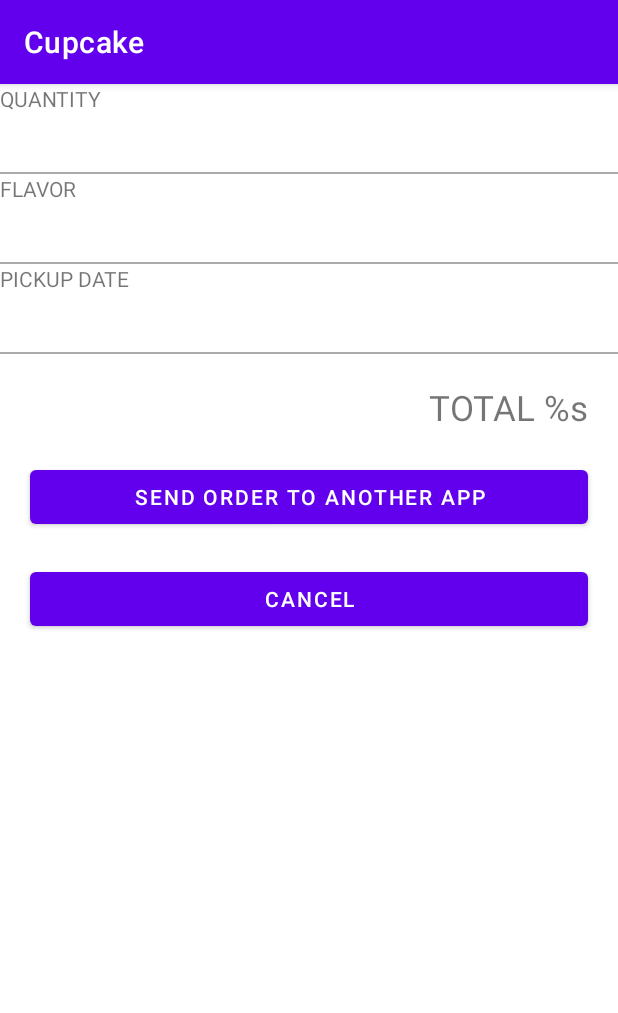
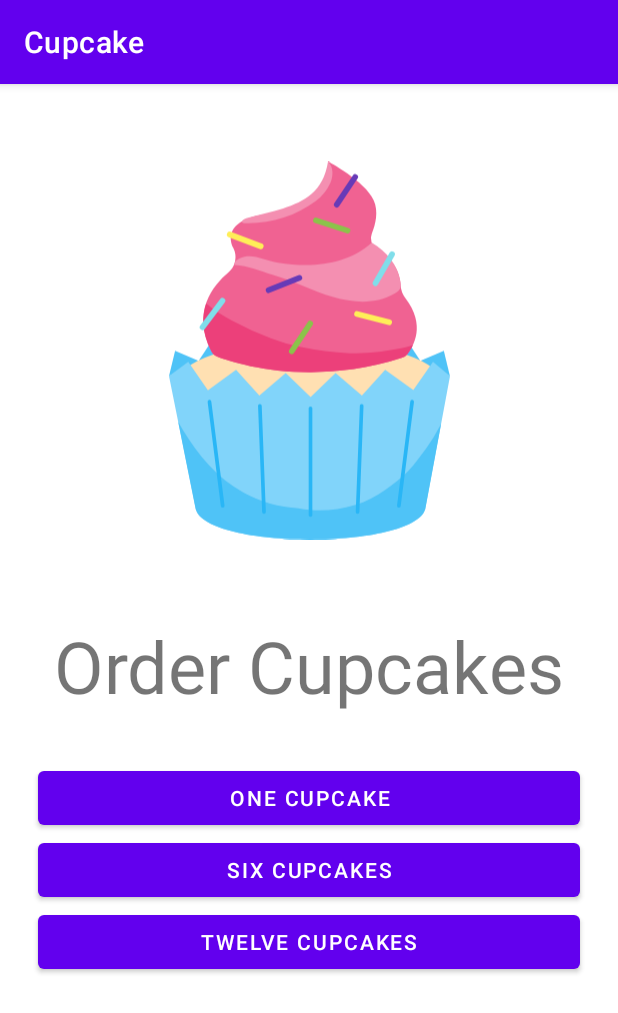
Before and after one commit to gogamid/Cupcake, an Android app: the screen it shows after launch (MainActivity), on a phone screen of 412 x 824 dp. Shown: the top 1013 px of the screen. Run offline under Robolectric (Android 15) with nearby library versions, the phone set to English and light mode, and no system bars.

Commit message:
feat: use navigation graph

```diff
--- a/app/build.gradle
+++ b/app/build.gradle
@@ -37,6 +37,8 @@ dependencies {
     implementation 'androidx.appcompat:appcompat:1.4.1'
     implementation 'com.google.android.material:material:1.6.0'
     implementation 'androidx.constraintlayout:constraintlayout:2.1.3'
+    implementation 'androidx.navigation:navigation-fragment-ktx:2.4.2'
+    implementation 'androidx.navigation:navigation-ui-ktx:2.4.2'
     testImplementation 'junit:junit:4.13.2'
     androidTestImplementation 'androidx.test.ext:junit:1.1.3'
     androidTestImplementation 'androidx.test.espresso:espresso-core:3.4.0'
--- a/app/src/main/java/com/example/cupcake/fragments/MainFragment.kt
+++ b/app/src/main/java/com/example/cupcake/fragments/MainFragment.kt
@@ -1,9 +1,11 @@
 package com.example.cupcake.fragments
 
 import android.os.Bundle
+import android.util.Log
 import android.view.LayoutInflater
 import android.view.View
 import android.view.ViewGroup
+import android.widget.Button
 import androidx.fragment.app.Fragment
 import com.example.cupcake.R
 
@@ -15,4 +17,14 @@ class MainFragment : Fragment() {
     // Inflate the layout for this fragment
     return inflater.inflate(R.layout.fragment_main, container, false)
   }
+
+  override fun onViewCreated(view: View, savedInstanceState: Bundle?) {
+    view.findViewById<Button>(R.id.one_cupcake).setOnClickListener { orderCupcake(1) }
+    view.findViewById<Button>(R.id.six_cupcakes).setOnClickListener { orderCupcake(6) }
+    view.findViewById<Button>(R.id.twelve_cupcakes).setOnClickListener { orderCupcake(12) }
+  }
+
+  private fun orderCupcake(quantity: Int) {
+    Log.d("test", "Quantity $quantity")
+  }
 }
--- a/app/src/main/res/layout/activity_main.xml
+++ b/app/src/main/res/layout/activity_main.xml
@@ -1,5 +1,6 @@
 <?xml version="1.0" encoding="utf-8"?>
 <FrameLayout xmlns:android="http://schemas.android.com/apk/res/android"
+    xmlns:app="http://schemas.android.com/apk/res-auto"
     xmlns:tools="http://schemas.android.com/tools"
     android:layout_width="match_parent"
     android:layout_height="match_parent"
@@ -7,8 +8,10 @@
 
 
     <androidx.fragment.app.FragmentContainerView
-        android:id="@+id/fragmentContainerView"
-        android:name="com.example.cupcake.fragments.SummaryFragment"
+        android:id="@+id/nav_host_fragment"
+        android:name="androidx.navigation.fragment.NavHostFragment"
         android:layout_width="match_parent"
-        android:layout_height="match_parent" />
+        android:layout_height="match_parent"
+        app:defaultNavHost="true"
+        app:navGraph="@navigation/nav_graph" />
 </FrameLayout>
--- /dev/null
+++ b/app/src/main/res/navigation/nav_graph.xml
@@ -0,0 +1,39 @@
+<?xml version="1.0" encoding="utf-8"?>
+<navigation xmlns:android="http://schemas.android.com/apk/res/android"
+    xmlns:app="http://schemas.android.com/apk/res-auto"
+    xmlns:tools="http://schemas.android.com/tools"
+    android:id="@+id/nav_graph"
+    app:startDestination="@id/mainFragment">
+
+    <fragment
+        android:id="@+id/mainFragment"
+        android:name="com.example.cupcake.fragments.MainFragment"
+        android:label="MainFragment" >
+        <action
+            android:id="@+id/action_mainFragment_to_flavorFragment"
+            app:destination="@id/flavorFragment" />
+    </fragment>
+    <fragment
+        android:id="@+id/flavorFragment"
+        android:name="com.example.cupcake.fragments.FlavorFragment"
+        android:label="fragment_flavor"
+        tools:layout="@layout/fragment_flavor" >
+        <action
+            android:id="@+id/action_flavorFragment_to_pickupDateFragment"
+            app:destination="@id/pickupDateFragment" />
+    </fragment>
+    <fragment
+        android:id="@+id/summaryFragment"
+        android:name="com.example.cupcake.fragments.SummaryFragment"
+        android:label="fragment_summary"
+        tools:layout="@layout/fragment_summary" />
+    <fragment
+        android:id="@+id/pickupDateFragment"
+        android:name="com.example.cupcake.fragments.PickupDateFragment"
+        android:label="fragment_pickup_date"
+        tools:layout="@layout/fragment_pickup_date" >
+        <action
+            android:id="@+id/action_pickupDateFragment_to_summaryFragment"
+            app:destination="@id/summaryFragment" />
+    </fragment>
+</navigation>
```
